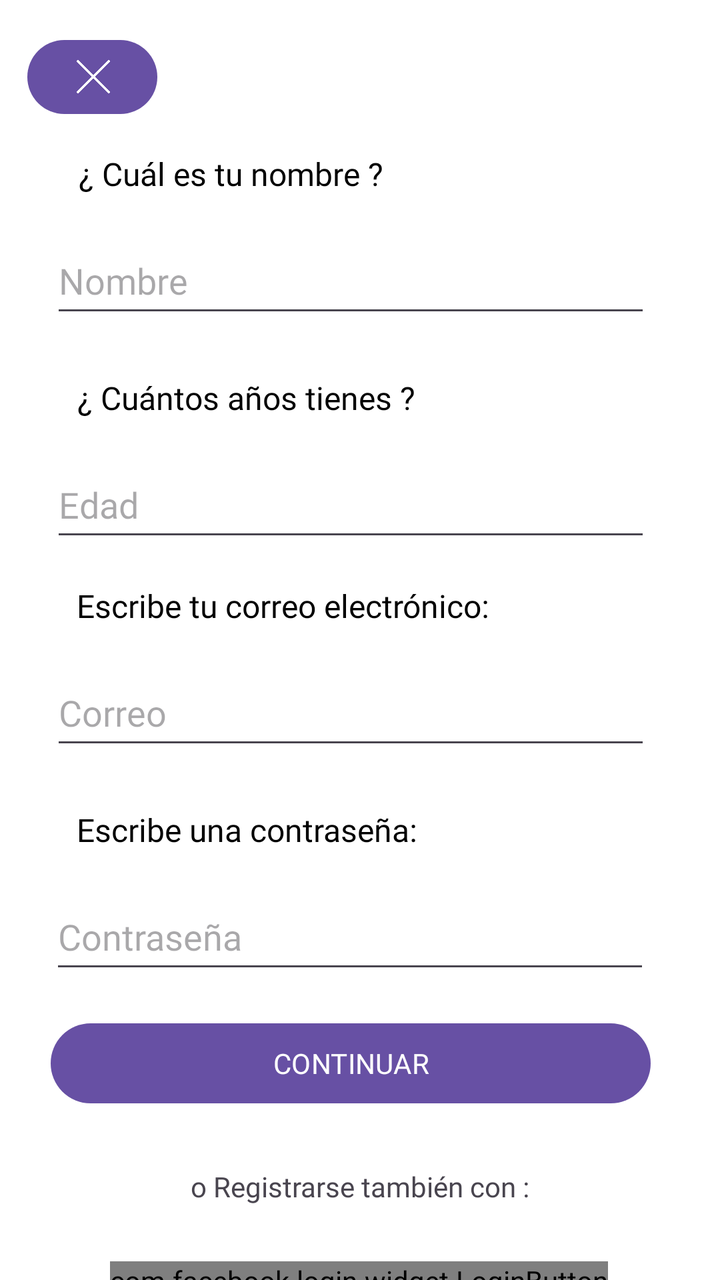
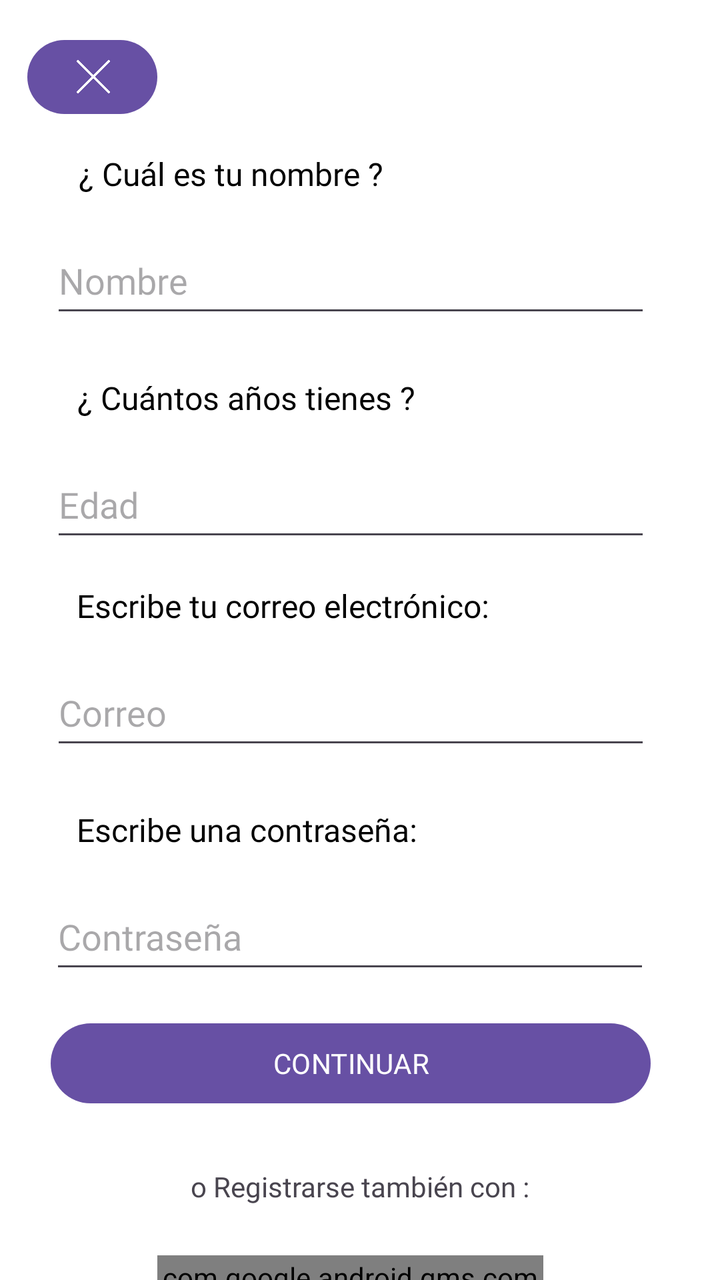

An Android layout rendered at two revisions. The XML below is the earlier revision; the diff shows what the commit changed to produce the second picture.
<!-- AndroidManifest.xml: application theme Theme.PAQU -->
<!-- res/layout/activity_registro.xml -->
<?xml version="1.0" encoding="utf-8"?>
<androidx.constraintlayout.widget.ConstraintLayout xmlns:android="http://schemas.android.com/apk/res/android"
    xmlns:app="http://schemas.android.com/apk/res-auto"
    xmlns:tools="http://schemas.android.com/tools"
    android:id="@+id/main"
    android:layout_width="match_parent"
    android:layout_height="match_parent"
    android:background="@color/white"
    tools:context=".registroActivity">

    <EditText
        android:id="@+id/txtNombre"
        android:layout_width="300dp"
        android:layout_height="50dp"
        android:layout_marginTop="16dp"
        android:ems="10"
        android:fontFamily="@font/fredoka_one"
        android:hint="Nombre"
        android:inputType="text"
        android:textColor="@color/grey"
        app:layout_constraintEnd_toEndOf="parent"
        app:layout_constraintHorizontal_bias="0.423"
        app:layout_constraintStart_toStartOf="parent"
        app:layout_constraintTop_toBottomOf="@+id/textView6" />

    <TextView
        android:id="@+id/textView11"
        android:layout_width="289dp"
        android:layout_height="32dp"
        android:layout_marginTop="128dp"
        android:fontFamily="@font/fredoka_one"
        android:foregroundGravity="center_vertical|center|center_horizontal"
        android:gravity="center|center_horizontal|center_vertical"
        android:text="Al registrarte en PAQU, aceptas nuestros Términos y Política de privacidad . "
        android:textColor="@color/grey"
        android:textSize="12sp"
        app:layout_constraintEnd_toEndOf="parent"
        app:layout_constraintStart_toStartOf="parent"
        app:layout_constraintTop_toBottomOf="@+id/textView10" />

    <com.facebook.login.widget.LoginButton
        android:id="@+id/login_button"
        android:layout_width="wrap_content"
        android:layout_height="wrap_content"
        android:layout_gravity="center_horizontal"
        android:layout_marginTop="28dp"
        app:layout_constraintEnd_toEndOf="parent"
        app:layout_constraintHorizontal_bias="0.495"
        app:layout_constraintStart_toStartOf="parent"
        app:layout_constraintTop_toBottomOf="@+id/textView10" />

    <com.google.android.gms.common.SignInButton
        android:id="@+id/btnGoogle"
        android:layout_width="193dp"
        android:layout_height="38dp"
        android:layout_marginTop="12dp"
        app:layout_constraintEnd_toEndOf="parent"
        app:layout_constraintStart_toStartOf="parent"
        app:layout_constraintTop_toBottomOf="@+id/login_button" />

    <Button
        android:id="@+id/btnCerrar"
        android:layout_width="65dp"
        android:layout_height="45dp"
        android:layout_marginTop="16dp"
        app:icon="@drawable/simbolox"
        app:layout_constraintEnd_toEndOf="parent"
        app:layout_constraintHorizontal_bias="0.046"
        app:layout_constraintStart_toStartOf="parent"
        app:layout_constraintTop_toTopOf="parent" />

    <TextView
        android:id="@+id/textView6"
        android:layout_width="wrap_content"
        android:layout_height="wrap_content"
        android:layout_marginTop="76dp"
        android:fontFamily="@font/fredoka_one"
        android:text="¿ Cuál es tu nombre ?"
        android:textColor="@color/black"
        android:textSize="16sp"
        app:layout_constraintEnd_toEndOf="parent"
        app:layout_constraintHorizontal_bias="0.19"
        app:layout_constraintStart_toStartOf="parent"
        app:layout_constraintTop_toTopOf="parent" />

    <TextView
        android:id="@+id/textView8"
        android:layout_width="wrap_content"
        android:layout_height="wrap_content"
        android:layout_marginTop="292dp"
        android:fontFamily="@font/fredoka_one"
        android:text="Escribe tu correo electrónico:"
        android:textColor="@color/black"
        android:textSize="16sp"
        app:layout_constraintEnd_toEndOf="parent"
        app:layout_constraintHorizontal_bias="0.25"
        app:layout_constraintStart_toStartOf="parent"
        app:layout_constraintTop_toTopOf="parent" />

    <EditText
        android:id="@+id/txtContra"
        android:layout_width="300dp"
        android:layout_height="50dp"
        android:layout_marginTop="16dp"
        android:ems="10"
        android:fontFamily="@font/fredoka_one"
        android:hint="Contraseña"
        android:inputType="text"
        android:textColor="@color/grey"
        app:layout_constraintEnd_toEndOf="parent"
        app:layout_constraintHorizontal_bias="0.414"
        app:layout_constraintStart_toStartOf="parent"
        app:layout_constraintTop_toBottomOf="@+id/textView9" />

    <EditText
        android:id="@+id/txtCorreo"
        android:layout_width="300dp"
        android:layout_height="50dp"
        android:layout_marginTop="16dp"
        android:ems="10"
        android:fontFamily="@font/fredoka_one"
        android:hint="Correo"
        android:inputType="text"
        android:textColor="@color/grey"
        app:layout_constraintEnd_toEndOf="parent"
        app:layout_constraintHorizontal_bias="0.423"
        app:layout_constraintStart_toStartOf="parent"
        app:layout_constraintTop_toBottomOf="@+id/textView8" />

    <TextView
        android:id="@+id/textView7"
        android:layout_width="wrap_content"
        android:layout_height="wrap_content"
        android:layout_marginTop="188dp"
        android:fontFamily="@font/fredoka_one"
        android:text="¿ Cuántos años tienes ?"
        android:textColor="@color/black"
        android:textSize="16sp"
        app:layout_constraintEnd_toEndOf="parent"
        app:layout_constraintHorizontal_bias="0.203"
        app:layout_constraintStart_toStartOf="parent"
        app:layout_constraintTop_toTopOf="parent" />

    <Button
        android:id="@+id/btnIngresarApp"
        android:layout_width="300dp"
        android:layout_height="48dp"
        android:layout_marginTop="16dp"
        android:fontFamily="@font/fredoka_one"
        android:text="CONTINUAR"
        app:layout_constraintEnd_toEndOf="parent"
        app:layout_constraintHorizontal_bias="0.423"
        app:layout_constraintStart_toStartOf="parent"
        app:layout_constraintTop_toBottomOf="@+id/txtContra" />

    <TextView
        android:id="@+id/textView10"
        android:layout_width="wrap_content"
        android:layout_height="wrap_content"
        android:layout_marginTop="92dp"
        android:fontFamily="@font/fredoka_one"
        android:text="o Registrarse también con :"
        app:layout_constraintEnd_toEndOf="parent"
        app:layout_constraintStart_toStartOf="parent"
        app:layout_constraintTop_toBottomOf="@+id/txtContra" />

    <TextView
        android:id="@+id/textView9"
        android:layout_width="wrap_content"
        android:layout_height="wrap_content"
        android:layout_marginTop="404dp"
        android:fontFamily="@font/fredoka_one"
        android:text="Escribe una contraseña:"
        android:textColor="@color/black"
        android:textSize="16sp"
        app:layout_constraintEnd_toEndOf="parent"
        app:layout_constraintHorizontal_bias="0.202"
        app:layout_constraintStart_toStartOf="parent"
        app:layout_constraintTop_toTopOf="parent" />

    <EditText
        android:id="@+id/txtEdad"
        android:layout_width="300dp"
        android:layout_height="50dp"
        android:layout_marginTop="16dp"
        android:ems="10"
        android:fontFamily="@font/fredoka_one"
        android:hint="Edad"
        android:inputType="text"
        android:textColor="@color/grey"
        app:layout_constraintEnd_toEndOf="parent"
        app:layout_constraintHorizontal_bias="0.423"
        app:layout_constraintStart_toStartOf="parent"
        app:layout_constraintTop_toBottomOf="@+id/textView7" />


</androidx.constraintlayout.widget.ConstraintLayout>
<!-- resources referenced by this layout -->
<resources>
  <color name="black">#FF000000</color>
  <color name="grey">#7A7979</color>
  <color name="white">#FFFFFFFF</color>
  <!-- drawable simbolox: png bitmap (drawable, 4416 bytes) -->
  <style name="Theme.PAQU" parent="Base.Theme.PAQU" />
  <style name="Base.Theme.PAQU" parent="Theme.Material3.DayNight.NoActionBar">
          
          
      </style>
</resources>

<!-- the commit's change to res/layout/activity_registro.xml (unified diff, before → after) -->
@@ -38,25 +38,15 @@
         app:layout_constraintStart_toStartOf="parent"
         app:layout_constraintTop_toBottomOf="@+id/textView10" />
 
-    <com.facebook.login.widget.LoginButton
-        android:id="@+id/login_button"
-        android:layout_width="wrap_content"
-        android:layout_height="wrap_content"
-        android:layout_gravity="center_horizontal"
-        android:layout_marginTop="28dp"
-        app:layout_constraintEnd_toEndOf="parent"
-        app:layout_constraintHorizontal_bias="0.495"
-        app:layout_constraintStart_toStartOf="parent"
-        app:layout_constraintTop_toBottomOf="@+id/textView10" />
-
     <com.google.android.gms.common.SignInButton
         android:id="@+id/btnGoogle"
         android:layout_width="193dp"
         android:layout_height="38dp"
-        android:layout_marginTop="12dp"
+        android:layout_marginTop="72dp"
         app:layout_constraintEnd_toEndOf="parent"
+        app:layout_constraintHorizontal_bias="0.472"
         app:layout_constraintStart_toStartOf="parent"
-        app:layout_constraintTop_toBottomOf="@+id/login_button" />
+        app:layout_constraintTop_toBottomOf="@+id/btnIngresarApp" />
 
     <Button
         android:id="@+id/btnCerrar"
